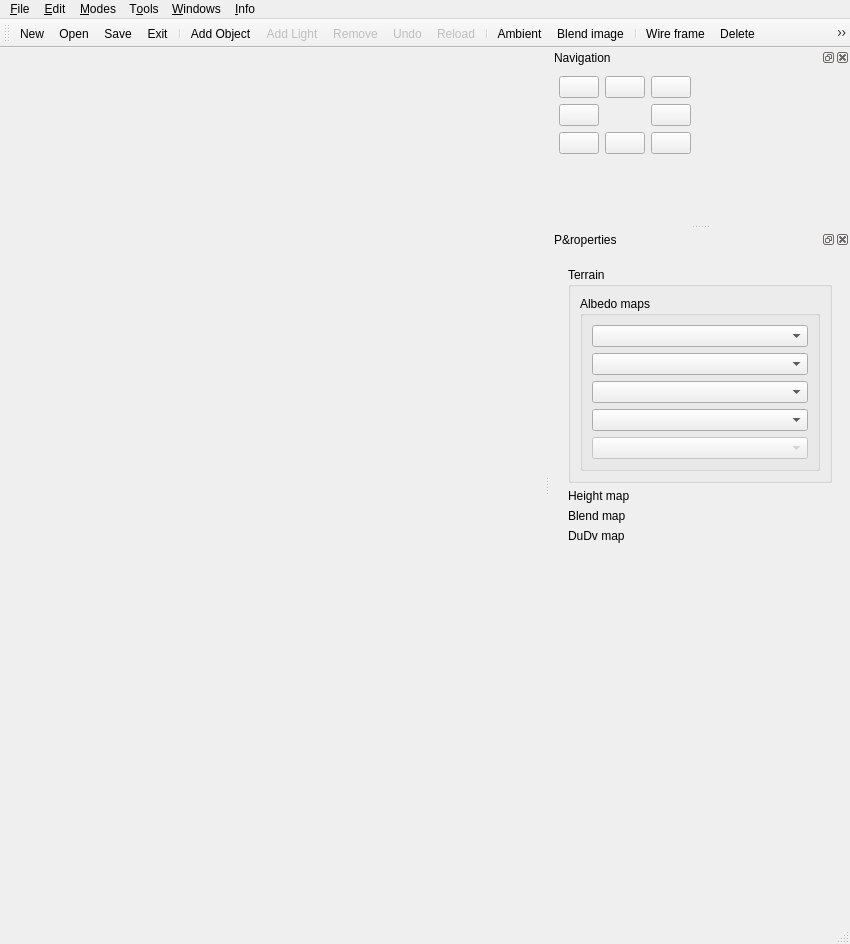
Qt form new_map_editor/mapeditor.ui (xaphier/Eternal-Lands) before a commit.
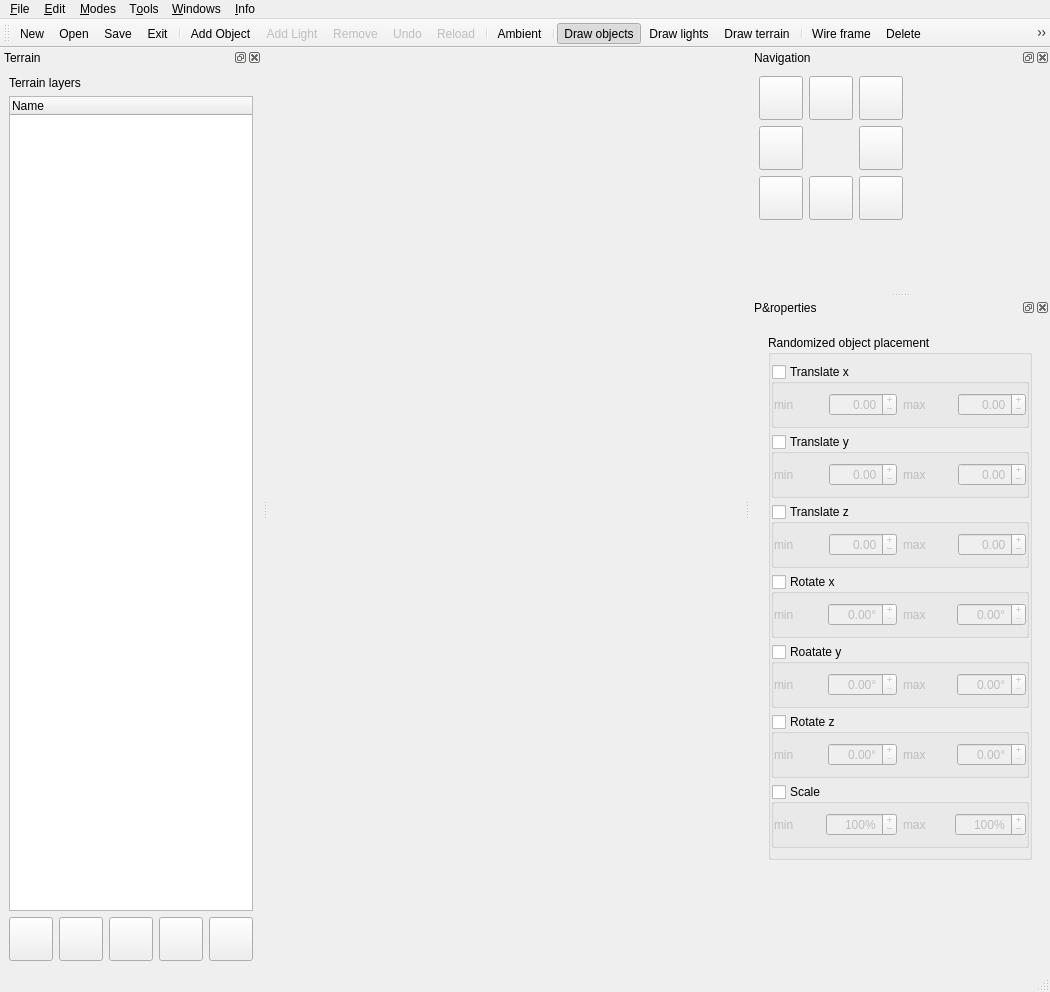
The same form after that commit. The open tabs and pages were chosen to show the change. Icons and pictures are not drawn. Custom widgets are drawn as their Qt base class.

What changed in the file:
```diff
--- a/new_map_editor/mapeditor.ui
+++ b/new_map_editor/mapeditor.ui
@@ -6,8 +6,8 @@
    <rect>
     <x>0</x>
     <y>0</y>
-    <width>850</width>
-    <height>944</height>
+    <width>1050</width>
+    <height>992</height>
    </rect>
   </property>
   <property name="windowTitle">
@@ -57,8 +57,8 @@
     <rect>
      <x>0</x>
      <y>0</y>
-     <width>850</width>
-     <height>26</height>
+     <width>1050</width>
+     <height>23</height>
     </rect>
    </property>
    <widget class="QMenu" name="menu_File">
@@ -164,11 +164,13 @@
    <addaction name="action_reload"/>
    <addaction name="separator"/>
    <addaction name="action_ambient"/>
-   <addaction name="action_blend_image"/>
+   <addaction name="separator"/>
+   <addaction name="action_objects"/>
+   <addaction name="action_lights"/>
+   <addaction name="action_terrain"/>
    <addaction name="separator"/>
    <addaction name="action_wire_frame"/>
    <addaction name="action_delete"/>
-   <addaction name="action_lights"/>
    <addaction name="action_light_spheres"/>
    <addaction name="action_lights_enabled"/>
    <addaction name="action_height"/>
@@ -193,56 +195,104 @@
     <layout class="QGridLayout" name="gridLayout_5">
      <item row="0" column="1">
       <widget class="QPushButton" name="move_u">
+       <property name="minimumSize">
+        <size>
+         <width>44</width>
+         <height>44</height>
+        </size>
+       </property>
+       <property name="maximumSize">
+        <size>
+         <width>44</width>
+         <height>44</height>
+        </size>
+       </property>
        <property name="icon">
         <iconset resource="icons/resourcen.qrc">
          <normaloff>:/icons/gtk-go-up.png</normaloff>:/icons/gtk-go-up.png</iconset>
        </property>
        <property name="iconSize">
         <size>
-         <width>24</width>
-         <height>24</height>
+         <width>32</width>
+         <height>32</height>
         </size>
        </property>
       </widget>
      </item>
      <item row="1" column="0">
       <widget class="QPushButton" name="move_l">
+       <property name="minimumSize">
+        <size>
+         <width>44</width>
+         <height>44</height>
+        </size>
+       </property>
+       <property name="maximumSize">
+        <size>
+         <width>44</width>
+         <height>44</height>
+        </size>
+       </property>
        <property name="icon">
         <iconset resource="icons/resourcen.qrc">
          <normaloff>:/icons/gtk-go-back-ltr.png</normaloff>:/icons/gtk-go-back-ltr.png</iconset>
        </property>
        <property name="iconSize">
         <size>
-         <width>24</width>
-         <height>24</height>
+         <width>32</width>
+         <height>32</height>
         </size>
        </property>
       </widget>
      </item>
      <item row="1" column="2">
       <widget class="QPushButton" name="move_r">
+       <property name="minimumSize">
+        <size>
+         <width>44</width>
+         <height>44</height>
+        </size>
+       </property>
+       <property name="maximumSize">
+        <size>
+         <width>44</width>
+         <height>44</height>
+        </size>
+       </property>
        <property name="icon">
         <iconset resource="icons/resourcen.qrc">
          <normaloff>:/icons/gtk-go-back-rtl.png</normaloff>:/icons/gtk-go-back-rtl.png</iconset>
        </property>
        <property name="iconSize">
         <size>
-         <width>24</width>
-         <height>24</height>
+         <width>32</width>
+         <height>32</height>
         </size>
        </property>
       </widget>
      </item>
      <item row="2" column="1">
       <widget class="QPushButton" name="move_d">
+       <property name="minimumSize">
+        <size>
+         <width>44</width>
+         <height>44</height>
+        </size>
+       </property>
+       <property name="maximumSize">
+        <size>
+         <width>44</width>
+         <height>44</height>
+        </size>
+       </property>
        <property name="icon">
         <iconset resource="icons/resourcen.qrc">
          <normaloff>:/icons/gtk-go-down.png</normaloff>:/icons/gtk-go-down.png</iconset>
        </property>
        <property name="iconSize">
         <size>
-         <width>24</width>
-         <height>24</height>
+         <width>32</width>
+         <height>32</height>
         </size>
        </property>
       </widget>
@@ -275,56 +325,104 @@
      </item>
      <item row="0" column="0">
       <widget class="QPushButton" name="rotate_r">
+       <property name="minimumSize">
+        <size>
+         <width>44</width>
+         <height>44</height>
+        </size>
+       </property>
+       <property name="maximumSize">
+        <size>
+         <width>44</width>
+         <height>44</height>
+        </size>
+       </property>
        <property name="icon">
         <iconset resource="icons/resourcen.qrc">
          <normaloff>:/icons/object-rotate-right.png</normaloff>:/icons/object-rotate-right.png</iconset>
        </property>
        <property name="iconSize">
         <size>
-         <width>24</width>
-         <height>24</height>
+         <width>32</width>
+         <height>32</height>
         </size>
        </property>
       </widget>
      </item>
      <item row="0" column="2">
       <widget class="QPushButton" name="rotate_l">
+       <property name="minimumSize">
+        <size>
+         <width>44</width>
+         <height>44</height>
+        </size>
+       </property>
+       <property name="maximumSize">
+        <size>
+         <width>44</width>
+         <height>44</height>
+        </size>
+       </property>
        <property name="icon">
         <iconset resource="icons/resourcen.qrc">
          <normaloff>:/icons/object-rotate-left.png</normaloff>:/icons/object-rotate-left.png</iconset>
        </property>
        <property name="iconSize">
         <size>
-         <width>24</width>
-         <height>24</height>
+         <width>32</width>
+         <height>32</height>
         </size>
        </property>
       </widget>
      </item>
      <item row="2" column="0">
       <widget class="QPushButton" name="zoom_out">
+       <property name="minimumSize">
+        <size>
+         <width>44</width>
+         <height>44</height>
+        </size>
+       </property>
+       <property name="maximumSize">
+        <size>
+         <width>44</width>
+         <height>44</height>
+        </size>
+       </property>
        <property name="icon">
         <iconset resource="icons/resourcen.qrc">
          <normaloff>:/icons/gtk-zoom-out.png</normaloff>:/icons/gtk-zoom-out.png</iconset>
        </property>
        <property name="iconSize">
         <size>
-         <width>24</width>
-         <height>24</height>
+         <width>32</width>
+         <height>32</height>
         </size>
        </property>
       </widget>
      </item>
      <item row="2" column="2">
       <widget class="QPushButton" name="zoom_in">
+       <property name="minimumSize">
+        <size>
+         <width>44</width>
+         <height>44</height>
+        </size>
+       </property>
+       <property name="maximumSize">
+        <size>
+         <width>44</width>
+         <height>44</height>
+        </size>
+       </property>
        <property name="icon">
         <iconset resource="icons/resourcen.qrc">
          <normaloff>:/icons/gtk-zoom-in.png</normaloff>:/icons/gtk-zoom-in.png</iconset>
        </property>
        <property name="iconSize">
         <size>
-         <width>24</width>
-         <height>24</height>
+         <width>32</width>
+         <height>32</height>
         </size>
        </property>
       </widget>
@@ -1246,105 +1344,6 @@
          </item>
         </layout>
        </widget>
-       <widget class="QWidget" name="terrain_page">
-        <layout class="QGridLayout" name="gridLayout_10">
-         <item row="0" column="0" colspan="2">
-          <widget class="QGroupBox" name="groupBox_19">
-           <property name="title">
-            <string>Terrain</string>
-           </property>
-           <layout class="QVBoxLayout" name="verticalLayout_11">
-            <item>
-             <widget class="QGroupBox" name="albedo_maps">
-              <property name="enabled">
-               <bool>true</bool>
-              </property>
-              <property name="title">
-               <string>Albedo maps</string>
-              </property>
-              <layout class="QVBoxLayout" name="verticalLayout_2">
-               <item>
-                <widget class="QComboBox" name="terrain_albedo_map_0"/>
-               </item>
-               <item>
-                <widget class="QComboBox" name="terrain_albedo_map_1"/>
-               </item>
-               <item>
-                <widget class="QComboBox" name="terrain_albedo_map_2"/>
-               </item>
-               <item>
-                <widget class="QComboBox" name="terrain_albedo_map_3"/>
-               </item>
-               <item>
-                <widget class="QComboBox" name="terrain_albedo_map_4">
-                 <property name="enabled">
-                  <bool>false</bool>
-                 </property>
-                </widget>
-               </item>
-              </layout>
-             </widget>
-            </item>
-           </layout>
-          </widget>
-         </item>
-         <item row="1" column="0">
-          <widget class="QLabel" name="label_6">
-           <property name="text">
-            <string>Height map</string>
-           </property>
-          </widget>
-         </item>
-         <item row="1" column="1">
-          <widget class="QLabel" name="height_map">
-           <property name="text">
-            <string/>
-           </property>
-          </widget>
-         </item>
-         <item row="2" column="0">
-          <widget class="QLabel" name="label_27">
-           <property name="text">
-            <string>Blend map</string>
-           </property>
-          </widget>
-         </item>
-         <item row="2" column="1">
-          <widget class="QLabel" name="blend_map">
-           <property name="text">
-            <string/>
-           </property>
-          </widget>
-         </item>
-         <item row="3" column="0">
-          <widget class="QLabel" name="label_28">
-           <property name="text">
-            <string>DuDv map</string>
-           </property>
-          </widget>
-         </item>
-         <item row="4" column="0">
-          <spacer name="verticalSpacer_4">
-           <property name="orientation">
-            <enum>Qt::Vertical</enum>
-           </property>
-           <property name="sizeHint" stdset="0">
-            <size>
-             <width>20</width>
-             <height>262</height>
-            </size>
-           </property>
-          </spacer>
-         </item>
-         <item row="3" column="1">
-          <widget class="QLabel" name="dudv_map">
-           <property name="text">
-            <string/>
-           </property>
-          </widget>
-         </item>
-        </layout>
-       </widget>
        <widget class="QWidget" name="light_page">
         <layout class="QGridLayout" name="gridLayout_13">
          <item row="1" column="0" rowspan="2">
@@ -1569,7 +1568,7 @@
             <attribute name="label">
              <string>Terrain height</string>
             </attribute>
-            <layout class="QVBoxLayout" name="verticalLayout_6">
+            <layout class="QVBoxLayout" name="verticalLayout_2">
              <item>
               <widget class="QGroupBox" name="height_brush_group">
                <property name="title">
@@ -2882,6 +2881,186 @@
     </layout>
    </widget>
   </widget>
+  <widget class="QDockWidget" name="dockWidget">
+   <property name="windowIcon">
+    <iconset resource="icons/resourcen.qrc">
+     <normaloff>:/icons/terrain.png</normaloff>:/icons/terrain.png</iconset>
+   </property>
+   <property name="windowTitle">
+    <string>Terrain</string>
+   </property>
+   <attribute name="dockWidgetArea">
+    <number>1</number>
+   </attribute>
+   <widget class="QWidget" name="dockWidgetContents">
+    <layout class="QGridLayout" name="gridLayout_10">
+     <item row="0" column="0" colspan="2">
+      <widget class="QLabel" name="label_35">
+       <property name="text">
+        <string>Terrain layers</string>
+       </property>
+      </widget>
+     </item>
+     <item row="1" column="0" colspan="5">
+      <widget class="QTreeWidget" name="terrain_layers">
+       <property name="selectionMode">
+        <enum>QAbstractItemView::MultiSelection</enum>
+       </property>
+       <column>
+        <property name="text">
+         <string>Name</string>
+        </property>
+       </column>
+      </widget>
+     </item>
+     <item row="2" column="0">
+      <widget class="QPushButton" name="pushButton_6">
+       <property name="minimumSize">
+        <size>
+         <width>44</width>
+         <height>44</height>
+        </size>
+       </property>
+       <property name="maximumSize">
+        <size>
+         <width>44</width>
+         <height>44</height>
+        </size>
+       </property>
+       <property name="text">
+        <string/>
+       </property>
+       <property name="icon">
+        <iconset resource="icons/resourcen.qrc">
+         <normaloff>:/icons/gtk-add.png</normaloff>:/icons/gtk-add.png</iconset>
+       </property>
+       <property name="iconSize">
+        <size>
+         <width>32</width>
+         <height>32</height>
+        </size>
+       </property>
+      </widget>
+     </item>
+     <item row="2" column="1">
+      <widget class="QPushButton" name="pushButton_7">
+       <property name="minimumSize">
+        <size>
+         <width>44</width>
+         <height>44</height>
+        </size>
+       </property>
+       <property name="maximumSize">
+        <size>
+         <width>44</width>
+         <height>44</height>
+        </size>
+       </property>
+       <property name="text">
+        <string/>
+       </property>
+       <property name="icon">
+        <iconset resource="icons/resourcen.qrc">
+         <normaloff>:/icons/editclear.png</normaloff>:/icons/editclear.png</iconset>
+       </property>
+       <property name="iconSize">
+        <size>
+         <width>32</width>
+         <height>32</height>
+        </size>
+       </property>
+      </widget>
+     </item>
+     <item row="2" column="2">
+      <widget class="QPushButton" name="pushButton_3">
+       <property name="minimumSize">
+        <size>
+         <width>44</width>
+         <height>44</height>
+        </size>
+       </property>
+       <property name="maximumSize">
+        <size>
+         <width>44</width>
+         <height>44</height>
+        </size>
+       </property>
+       <property name="text">
+        <string/>
+       </property>
+       <property name="icon">
+        <iconset resource="icons/resourcen.qrc">
+         <normaloff>:/icons/gtk-go-up.png</normaloff>:/icons/gtk-go-up.png</iconset>
+       </property>
+       <property name="iconSize">
+        <size>
+         <width>32</width>
+         <height>32</height>
+        </size>
+       </property>
+      </widget>
+     </item>
+     <item row="2" column="3">
+      <widget class="QPushButton" name="pushButton_4">
+       <property name="minimumSize">
+        <size>
+         <width>44</width>
+         <height>44</height>
+        </size>
+       </property>
+       <property name="maximumSize">
+        <size>
+         <width>44</width>
+         <height>44</height>
+        </size>
+       </property>
+       <property name="text">
+        <string/>
+       </property>
+       <property name="icon">
+        <iconset resource="icons/resourcen.qrc">
+         <normaloff>:/icons/gtk-go-down.png</normaloff>:/icons/gtk-go-down.png</iconset>
+       </property>
+       <property name="iconSize">
+        <size>
+         <width>32</width>
+         <height>32</height>
+        </size>
+       </property>
+      </widget>
+     </item>
+     <item row="2" column="4">
+      <widget class="QPushButton" name="pushButton_5">
+       <property name="minimumSize">
+        <size>
+         <width>44</width>
+         <height>44</height>
+        </size>
+       </property>
+       <property name="maximumSize">
+        <size>
+         <width>44</width>
+         <height>44</height>
+        </size>
+       </property>
+       <property name="text">
+        <string/>
+       </property>
+       <property name="icon">
+        <iconset resource="icons/resourcen.qrc">
+         <normaloff>:/icons/gtk-execute.png</normaloff>:/icons/gtk-execute.png</iconset>
+       </property>
+       <property name="iconSize">
+        <size>
+         <width>32</width>
+         <height>32</height>
+        </size>
+       </property>
+      </widget>
+     </item>
+    </layout>
+   </widget>
+  </widget>
   <action name="action_new">
    <property name="icon">
     <iconset resource="icons/resourcen.qrc">
@@ -3020,7 +3199,7 @@
      <normaloff>:/icons/help-hint.png</normaloff>:/icons/help-hint.png</iconset>
    </property>
    <property name="text">
-    <string>Draw &amp;lights</string>
+    <string>Draw lights</string>
    </property>
    <property name="toolTip">
     <string>Draw lights</string>
@@ -3051,6 +3230,9 @@
    <property name="checkable">
     <bool>true</bool>
    </property>
+   <property name="enabled">
+    <bool>false</bool>
+   </property>
    <property name="icon">
     <iconset resource="icons/resourcen.qrc">
      <normaloff>:/icons/terrain.png</normaloff>:/icons/terrain.png</iconset>
@@ -3083,15 +3265,6 @@
     <string>Preferences</string>
    </property>
   </action>
-  <action name="action_blend_image">
-   <property name="icon">
-    <iconset resource="icons/resourcen.qrc">
-     <normaloff>:/icons/application-x-desktop.png</normaloff>:/icons/application-x-desktop.png</iconset>
-   </property>
-   <property name="text">
-    <string>Blend image</string>
-   </property>
-  </action>
   <action name="action_find">
    <property name="enabled">
     <bool>false</bool>
@@ -3194,6 +3367,39 @@
     <string>Lights enabled</string>
    </property>
   </action>
+  <action name="action_objects">
+   <property name="checkable">
+    <bool>true</bool>
+   </property>
+   <property name="checked">
+    <bool>true</bool>
+   </property>
+   <property name="icon">
+    <iconset resource="icons/resourcen.qrc">
+     <normaloff>:/icons/application-x-desktop.png</normaloff>:/icons/application-x-desktop.png</iconset>
+   </property>
+   <property name="text">
+    <string>Draw &amp;objects</string>
+   </property>
+   <property name="toolTip">
+    <string>Draw objects</string>
+   </property>
+  </action>
+  <action name="action_terrain">
+   <property name="checkable">
+    <bool>true</bool>
+   </property>
+   <property name="icon">
+    <iconset resource="icons/resourcen.qrc">
+     <normaloff>:/icons/terrain.png</normaloff>:/icons/terrain.png</iconset>
+   </property>
+   <property name="text">
+    <string>Draw terrain</string>
+   </property>
+   <property name="toolTip">
+    <string>Draw terrain</string>
+   </property>
+  </action>
  </widget>
  <customwidgets>
   <customwidget>
```
Left out of the diff: 163 changed lines with no effect on the pictures.
